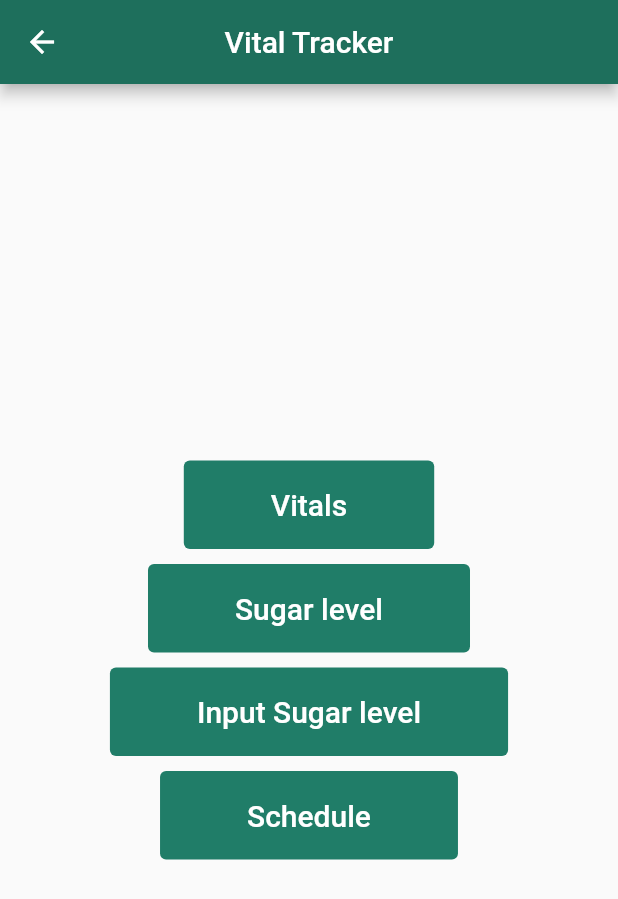
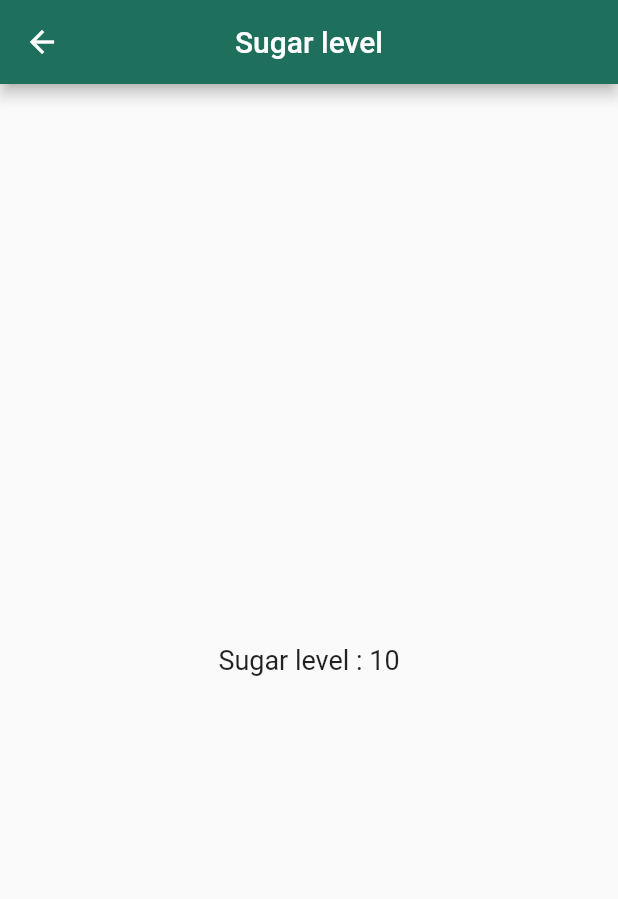
Before and after one commit to ammarrizal/stswks_health_app, a Flutter app: the VitalTracker screen opened directly, after a tap on "Sugar level", on a phone screen of 412 x 824 dp. Shown: the top 899 px of the screen. Run offline on Flutter 3.47's test engine with Material 2 defaults, Android fonts, the phone set to English and light mode, and no system bars; our stand-ins replace font_awesome_flutter, google_fonts, hexcolor.

Commit message:
Added sugar level page

```diff
--- /dev/null
+++ b/lib/views/sugar_level_page.dart
@@ -0,0 +1,32 @@
+import 'package:flutter/material.dart';
+
+class SugarLevel extends StatefulWidget {
+  @override
+  _SugarLevelState createState() => _SugarLevelState();
+}
+
+class _SugarLevelState extends State<SugarLevel> {
+  @override
+  Widget build(BuildContext context) {
+    return Scaffold(
+      appBar: AppBar(
+        title: Text('Sugar level'),
+        backgroundColor: Color(0xff1e6f5c),
+        centerTitle: true,
+      ),
+      body: Center(
+        child: Column(
+          mainAxisAlignment: MainAxisAlignment.center,
+          children: [
+            Text(
+              'Sugar level : 10',
+              style: TextStyle(
+                fontSize: 18.0,
+              ),
+            ),
+          ],
+        ),
+      ),
+    );
+  }
+}
--- a/lib/views/vital_tracker_page.dart
+++ b/lib/views/vital_tracker_page.dart
@@ -1,4 +1,5 @@
 import 'package:flutter/material.dart';
+import 'package:prototype_1/views/sugar_level_page.dart';
 import 'package:prototype_1/views/vitals_page.dart';
 
 class VitalTracker extends StatefulWidget {
@@ -58,7 +59,10 @@ class _VitalTrackerState extends State<VitalTracker> {
               style:  ButtonStyle(
                 backgroundColor: MaterialStateProperty.all(Color(0xff207d68)),
               ),
-              onPressed: (){},
+              onPressed: (){
+                Navigator.push(context,
+                  MaterialPageRoute(builder: (context) => SugarLevel()),);
+              },
             ),
             SizedBox(height: 10.0),
             TextButton(
```
